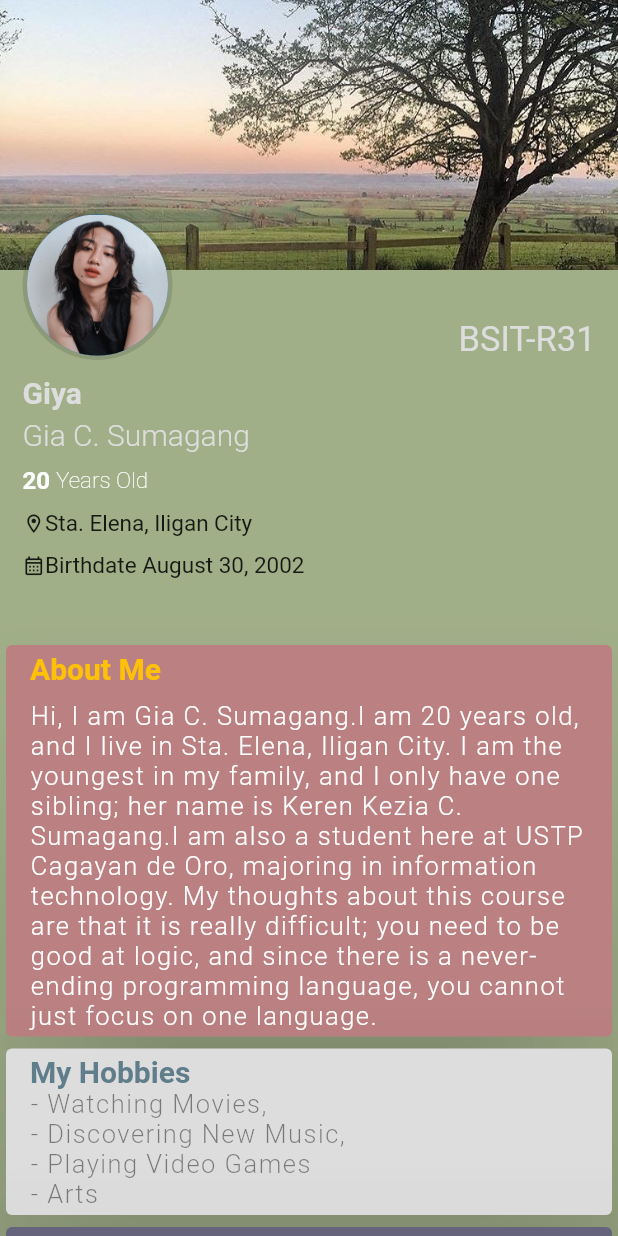
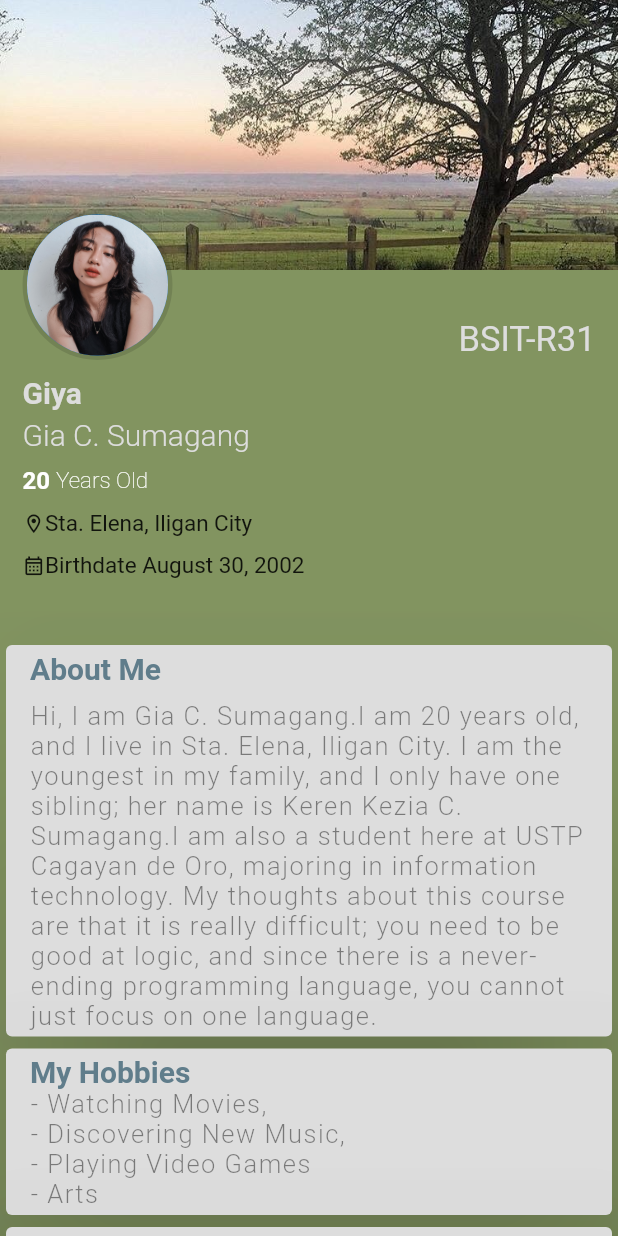
Before and after one commit to GiaSumagang/Simple-Application, a Flutter app: the screen it shows after launch, on a phone screen of 412 x 824 dp. Run offline on Flutter 3.47's test engine with Material 2 defaults, Android fonts, the phone set to English and light mode, and no system bars.

Commit message:
Simple Application

```diff
--- a/lib/profilepage.dart
+++ b/lib/profilepage.dart
@@ -13,7 +13,7 @@ class _ProfilePageState extends State<ProfilePage> {
   Widget build(BuildContext context) {
     var size = MediaQuery.of(context).size;
     return Scaffold(
-      backgroundColor: Constants.primaryColor.withOpacity(0.75),
+      backgroundColor: Constants.primaryColor,
       body: ListView(
         physics: const BouncingScrollPhysics(
           parent: AlwaysScrollableScrollPhysics()),
@@ -120,11 +120,11 @@ Widget profile(){
 Widget about(){
   return Card(
     elevation: 80.0,
-    color: Constants.secondaryColor,
+    color: Constants.textColor,
     child: const ListTile(
       title: Text('About Me',
       style: TextStyle(fontWeight: FontWeight.bold,
-      fontSize: 20, color: Colors.amber),
+      fontSize: 20, color: Colors.blueGrey),
       ),
       subtitle: Padding(
         padding: EdgeInsets.only(top: 10),
@@ -136,7 +136,7 @@ Widget about(){
             ,style: TextStyle(
           fontWeight: FontWeight.w300,
           fontSize: 17,
-              color: Colors.white,
+              color: Colors.black45,
               letterSpacing: 1)
         ),
       ),
@@ -166,17 +166,17 @@ Widget hobby(){
 Widget socmed(){
   return Card(
     elevation: 80.0,
-    color: Constants.thirdColor,
+    color: Constants.textColor,
     child: const ListTile(
       title: Text('Social Media',
         style: TextStyle(fontWeight: FontWeight.bold,
-            fontSize: 20, color: Colors.white),
+            fontSize: 20, color: Colors.blueGrey),
       ),
       subtitle: Text("Twitter: Giya1908                                  Instagram: Giash.ii                                                    Facebook: Gia Sumagang",
           style: TextStyle(
               fontWeight: FontWeight.w300,
               fontSize: 17,
-              color: Colors.white,
+              color: Colors.black45,
               letterSpacing: 1)),
     ),
   );
```
